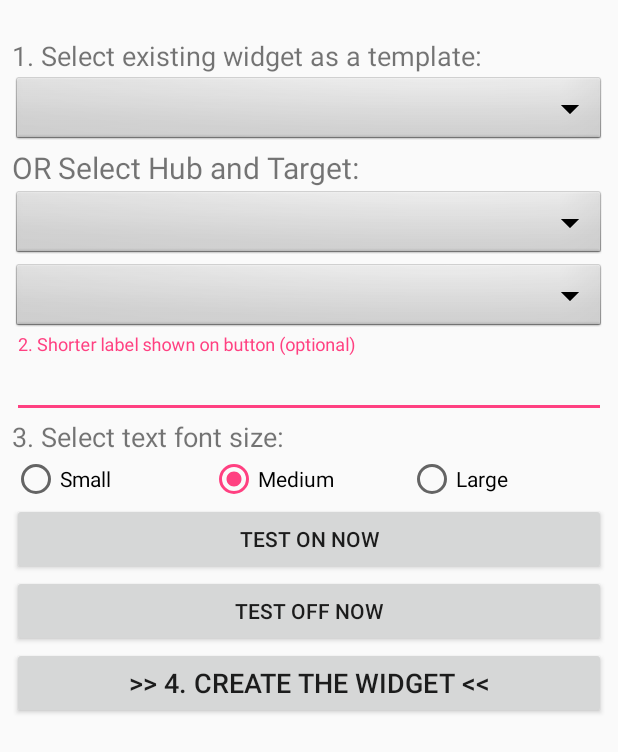
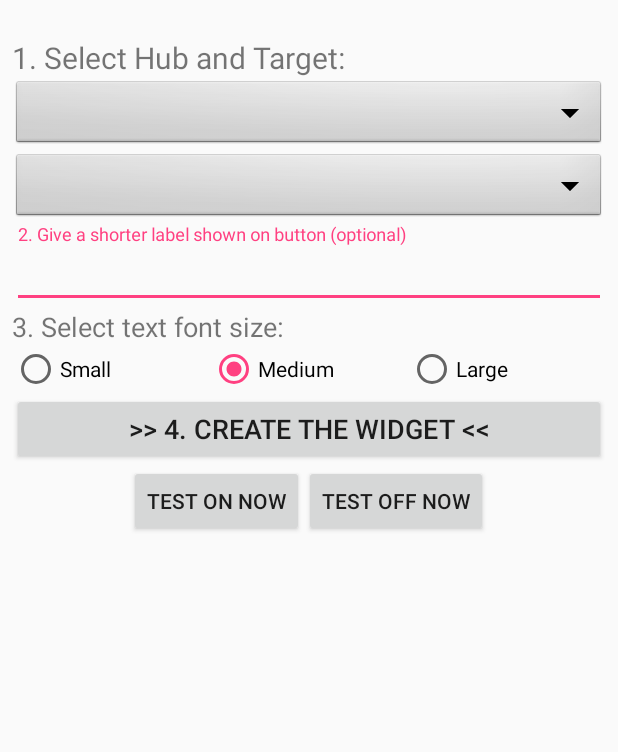
Before and after one commit to tsamppa/CozifyWidget, an Android app: the layout appwidget_configure.xml on its own in the app's theme, with its tools: preview values and no code run, on a phone screen of 412 x 824 dp. Shown: the top 752 px of the screen. Run offline under Robolectric (Android 15) with nearby library versions, the phone set to English and light mode, and no system bars.

Commit message:
Template disabled.

```diff
--- a/app/src/main/res/layout/appwidget_configure.xml
+++ b/app/src/main/res/layout/appwidget_configure.xml
@@ -11,6 +11,7 @@
         android:layout_height="wrap_content"
         android:text=""
         android:textSize="12sp" />
+    <!--
     <TextView
         android:id="@+id/select_template"
         android:layout_width="match_parent"
@@ -24,6 +25,7 @@
         android:background="@android:drawable/btn_dropdown"
         android:spinnerMode="dropdown"
         android:textSize="14sp"/>
+        -->
     <TextView
         android:id="@+id/config_status"
         android:layout_width="match_parent"
@@ -97,20 +99,6 @@
     </RadioGroup>
 
     <Button
-        android:id="@+id/test_control_on_button"
-        android:layout_width="match_parent"
-        android:layout_height="wrap_content"
-        android:text="@string/test_on"
-        android:textSize="14sp" />
-
-    <Button
-        android:id="@+id/test_control_off_button"
-        android:layout_width="match_parent"
-        android:layout_height="wrap_content"
-        android:text="@string/test_off"
-        android:textSize="14sp" />
-
-    <Button
         android:id="@+id/create_button"
         android:layout_width="match_parent"
         android:layout_height="wrap_content"
@@ -118,4 +106,25 @@
         android:onClick="createWidget"
         android:textSize="18sp" />
 
+    <LinearLayout
+        android:orientation="horizontal"
+        android:id="@+id/LinearLayout02"
+        android:layout_height="wrap_content"
+        android:layout_width="match_parent"
+        android:gravity="center">
+        <Button
+            android:id="@+id/test_control_on_button"
+            android:layout_width="wrap_content"
+            android:layout_height="wrap_content"
+            android:text="@string/test_on"
+            android:textSize="14sp" />
+
+        <Button
+            android:id="@+id/test_control_off_button"
+            android:layout_width="wrap_content"
+            android:layout_height="wrap_content"
+            android:text="@string/test_off"
+            android:textSize="14sp" />
+    </LinearLayout>
+
 </LinearLayout>
--- a/app/src/main/res/values/strings.xml
+++ b/app/src/main/res/values/strings.xml
@@ -8,17 +8,17 @@
     <string name="login_button">Send a password to email above</string>
     <string name="get_devices">Get devices</string>
     <string name="login_first">Login first to list Scenes and Devices</string>
-    <string name="device_name">2. Shorter label shown on button (optional)</string>
+    <string name="device_name">2. Give a shorter label shown on button (optional)</string>
     <string name="create_button">&gt;&gt; 4. Create the Widget &lt;&lt;</string>
     <string name="intro_text">This is Cozify Widget for quick control of a Scene or Device directly from the home screen. You need to have a Cozify Smart Home Hub device. Login by entering the email address of your Cozify account to receive a one-time password to the given email address. Then you can create a widget buttons for controlling Scenes and Devices.</string>
     <string name="control_device_status">Status</string>
-    <string name="select_hub_and_device">OR Select Hub and Target:</string>
+    <string name="select_hub_and_device">1. Select Hub and Target:</string>
     <string name="controlling_device">Controlling device..</string>
     <string name="login_status">Checking login..</string>
     <string name="test_on">Test ON now</string>
     <string name="test_off">Test OFF now</string>
     <string name="email_address">Email address</string>
-    <string name="tip_select_device_first">OR Select Hub and Target:</string>
+    <string name="tip_select_device_first">1. Select Hub and Target:</string>
     <string name="label">Label</string>
     <string name="small">Small</string>
     <string name="medium">Medium</string>
```
Also changed, not shown: app/src/main/java/com/cozify/cozifywidget/CozifyAppWidgetConfigure.java (+4 -4 lines).
